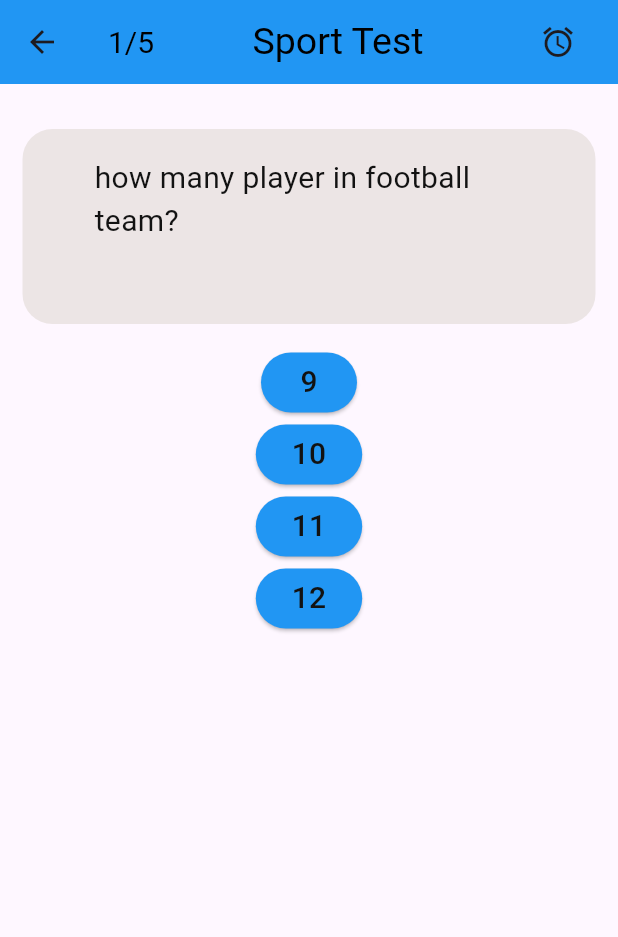
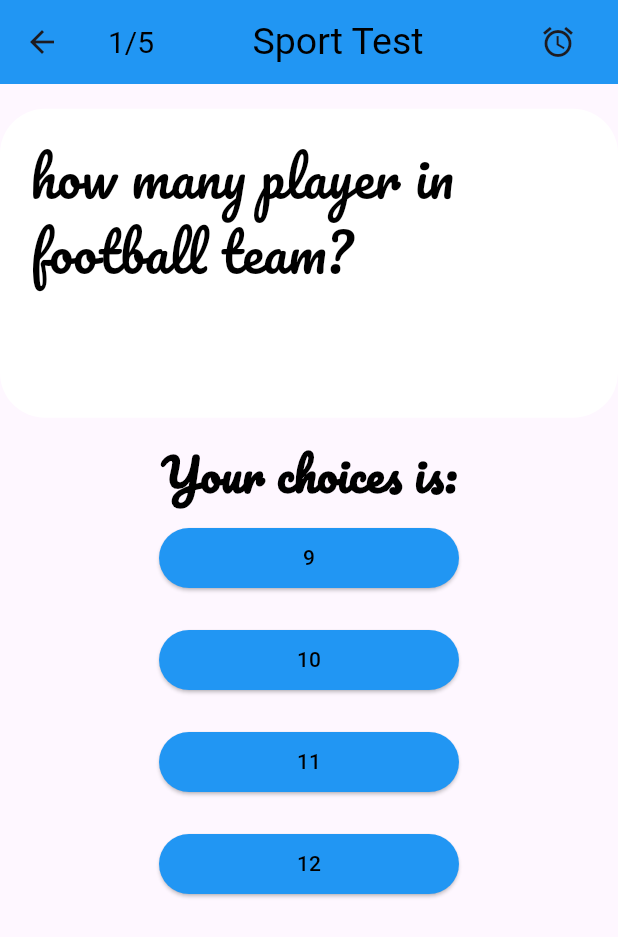
Before and after one commit to Hannamohamed/myTask, a Flutter app: the QuizAppli screen opened directly, after a tap on "Sport Test", on a phone screen of 412 x 824 dp. Shown: the top 937 px of the screen. Run offline on Flutter 3.47's test engine with Material 2 defaults, Android fonts, the phone set to English and light mode, and no system bars; our stand-ins replace google_fonts.

Commit message:
final quiz app

```diff
--- a/flutter_application_6/lib/main.dart
+++ b/flutter_application_6/lib/main.dart
@@ -1,5 +1,6 @@
 import 'package:flutter/material.dart';
 import 'package:flutter_application_6/open.dart';
+import 'package:flutter_application_6/screen/quiz.dart';
 
 void main() {
   runApp(const MyApp());
@@ -32,7 +33,7 @@ class MyApp extends StatelessWidget {
         colorScheme: ColorScheme.fromSeed(seedColor: Colors.deepPurple),
         useMaterial3: true,
       ),
-      home: const OpenScreen(),
+      home: OpenScreen(),
     );
   }
 }
--- a/flutter_application_6/lib/screen/first.dart
+++ b/flutter_application_6/lib/screen/first.dart
@@ -14,7 +14,8 @@ class FirstPage extends StatefulWidget {
 class _FirstPageState extends State<FirstPage> {
   int index = 0;
   int totalScore = 0;
-
+  double _questionOpacity = 1.0;
+  double _choicesOpacity = 1.0;
   @override
   Widget build(BuildContext context) {
     return Scaffold(
@@ -36,38 +37,79 @@ class _FirstPageState extends State<FirstPage> {
           ],
         ),
       ),
-      body: Column(
+      body: Stack(
         children: [
-          SizedBox(height: 15),
-          Center(
+          Column(
+            children: [
+              SizedBox(
+                height: MediaQuery.of(context).size.height * 0.02,
+              ),
+              AnimatedOpacity(
+                opacity: _questionOpacity,
+                duration: Duration(milliseconds: 500),
                 child: Container(
+                  padding: const EdgeInsets.all(20),
+                  height: MediaQuery.of(context).size.height * 0.25,
                   width: double.infinity,
-              margin: EdgeInsets.all(15),
-              height: 130,
-              padding: const EdgeInsets.symmetric(vertical: 18, horizontal: 48),
-              decoration: const BoxDecoration(
-                  color: Color.fromRGBO(236, 229, 229, 1),
-                  borderRadius: BorderRadius.only(
-                      topLeft: Radius.circular(20),
-                      topRight: Radius.circular(20),
-                      bottomLeft: Radius.circular(20),
-                      bottomRight: Radius.circular(20))),
-              child: Text(widget.categoryMap["data"][index]["question"],
-                  style: TextStyle(
-                      color: Color.fromRGBO(18, 18, 18, 1), fontSize: 20)),
+                  decoration: BoxDecoration(
+                      color: Colors.white,
+                      borderRadius: BorderRadius.all(Radius.circular(30))),
+                  child: Text(
+                    widget.categoryMap["data"][index]["question"],
+                    style: GoogleFonts.pacifico(
+                        fontSize: 35, color: Colors.black),
                   ),
                 ),
+              ),
+              SizedBox(
+                height: MediaQuery.of(context).size.height * 0.02,
+              ),
+                 AnimatedOpacity(
+                opacity: _questionOpacity,
+                duration: Duration(milliseconds: 500),
+                child:
+              Text(
+                'Your choices is:',
+                style: GoogleFonts.pacifico(
+                    fontSize: 30,
+                    color: Colors.black,
+                    fontWeight: FontWeight.bold),
+              ),),
               for (int i = 0;
-              i < (widget.categoryMap["data"][index]["answers"] as List).length;
+                  i <
+                      (widget.categoryMap["data"][index]["answers"] as List)
+                          .length;
                   i++)
-            ElevatedButton(
+                AnimatedOpacity(
+                  opacity: _choicesOpacity,
+                  duration: Duration(milliseconds: 500),
+                  child: Expanded(
+                    child: Container(
+                      margin: const EdgeInsets.symmetric(
+                          horizontal: 12, vertical: 10),
+                      width:200 ,
+                      child: ElevatedButton(
+                        style: ButtonStyle(
+                          backgroundColor: MaterialStateProperty.all<Color>(
+                            widget.categoryMap["color"],
+                          ),
+                        ),
                         onPressed: () {
                           totalScore = totalScore +
-                        widget.categoryMap["data"][index]["answers"][i]["score"]
-                    as int;
-                if (index + 1 < (widget.categoryMap["data"] as List).length) {
+                              widget.categoryMap["data"][index]["answers"][i]
+                                  ["score"] as int;
+                          if (index + 1 <
+                              (widget.categoryMap["data"] as List).length) {
+                            setState(() {
+                              _questionOpacity = 0.0;
+                              _choicesOpacity = 0.0;
+                            });
+                            Future.delayed(Duration(milliseconds: 500), () {
                               setState(() {
                                 index++;
+                                _questionOpacity = 1.0;
+                                _choicesOpacity = 1.0;
+                              });
                             });
                           } else {
                             Navigator.pushReplacement(
@@ -82,15 +124,18 @@ class _FirstPageState extends State<FirstPage> {
                             );
                           }
                         },
-              style: ElevatedButton.styleFrom(
-                  primary: widget.categoryMap["color"]),
                         child: Text(
-                '${widget.categoryMap["data"][index]["answers"][i]["ans"]}',
-                style: TextStyle(
-                  color: Color.fromRGBO(18, 18, 18, 1),
-                  fontSize: 20,
+                          (widget.categoryMap["data"][index]["answers"][i]
+                              ["ans"]),
+                          style: const TextStyle(
+                            color: Colors.black,
                           ),
                         ),
+                      ),
+                    ),
+                  ),
+                ),
+            ],
           ),
         ],
       ),
--- a/flutter_application_6/lib/screen/login.dart
+++ b/flutter_application_6/lib/screen/login.dart
@@ -176,6 +176,7 @@ class LoginPage extends StatelessWidget {
                                     ScaffoldMessenger.of(context).showSnackBar(
                                       const SnackBar(
                                         content: Text('Processing Data'),
+                                        duration: Duration(seconds: 1),
                                       ),
                                     );
                                     Navigator.push(
--- a/flutter_application_6/lib/screen/second.dart
+++ b/flutter_application_6/lib/screen/second.dart
@@ -48,7 +48,7 @@ class _SecPageState extends State<SecPage> {
                   style: GoogleFonts.pacifico(
                       textStyle: TextStyle(
                           color: Color.fromRGBO(158, 19, 223, 1),
-                          fontSize: 40)),
+                          fontSize: 18)),
                 ),
               ),
             ],
```
Lines whose indentation alone changed are shown as unchanged.
